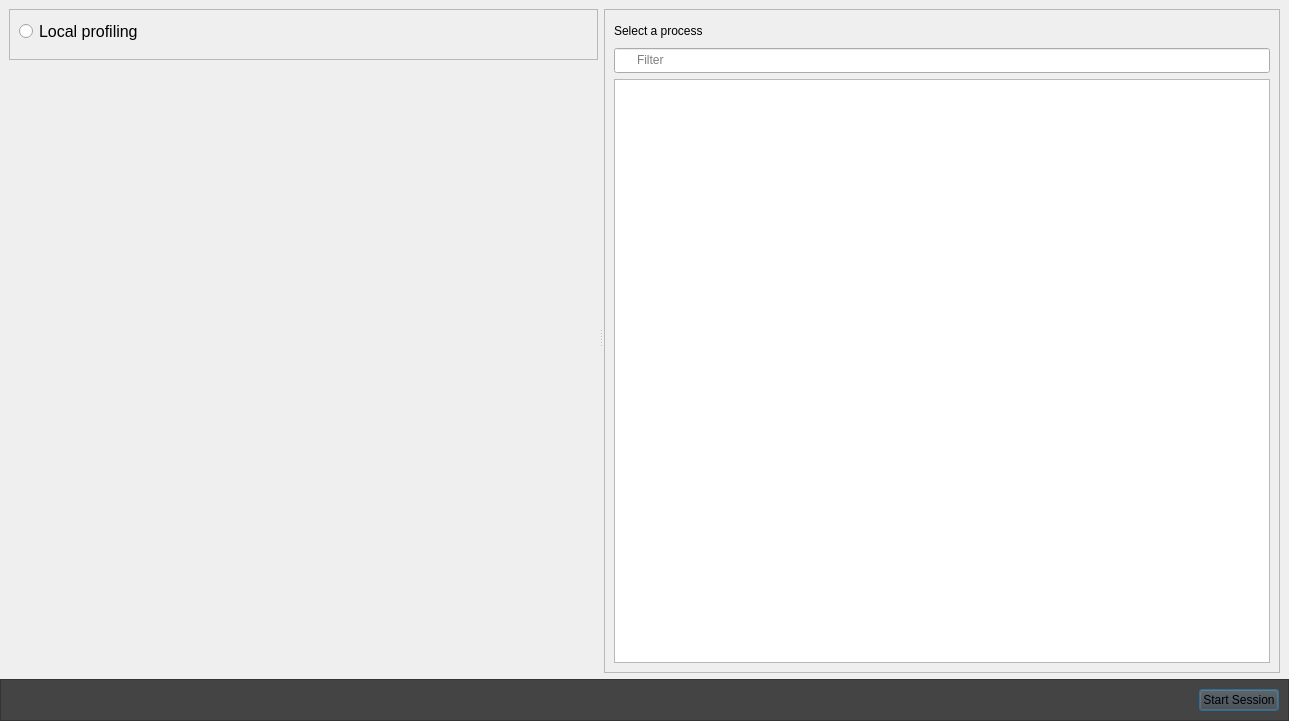
The window that src/SessionSetup/SessionSetupDialog.ui (google/orbit) describes before a commit, drawn with Qt 5.
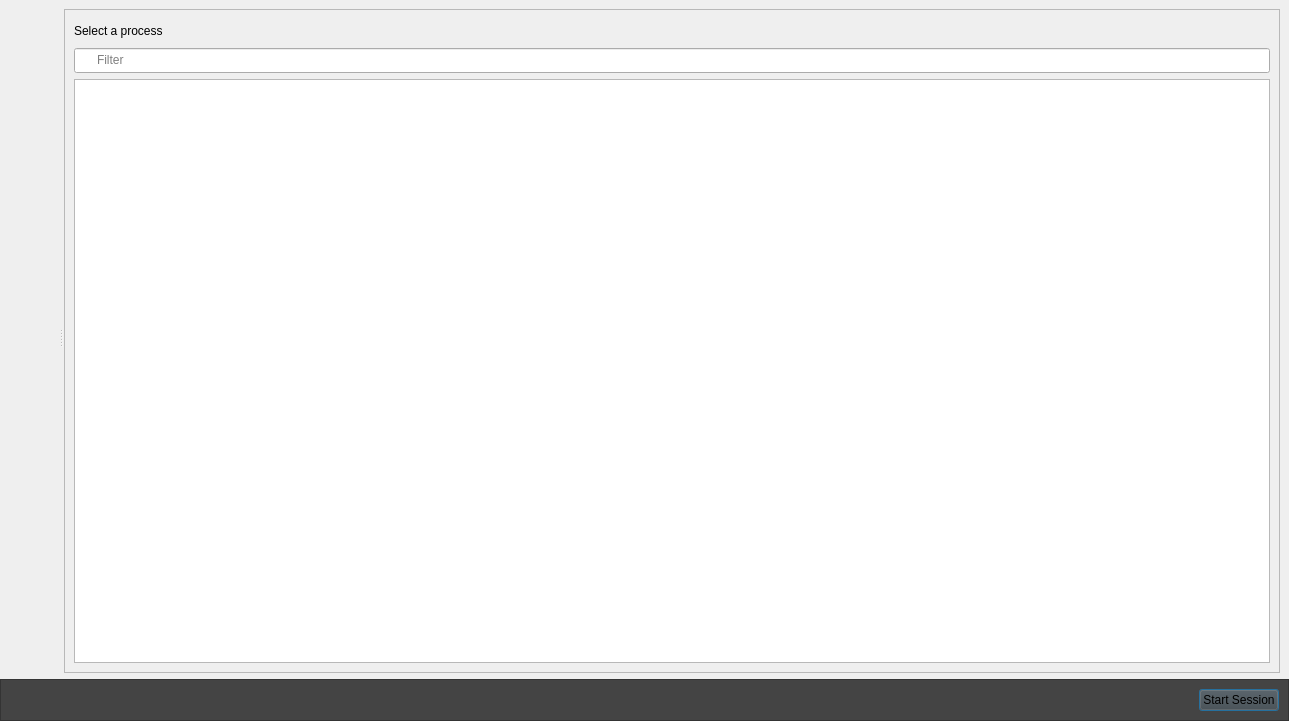
The same window after the commit. Icons and pictures are not drawn. Custom widgets are drawn as their Qt base class.

Commit message: Local profiling widget + Start OrbitService (#4380)

```diff
--- a/src/SessionSetup/SessionSetupDialog.ui
+++ b/src/SessionSetup/SessionSetupDialog.ui
@@ -74,7 +74,7 @@
         <property name="lineWidth">
          <number>0</number>
         </property>
-        <layout class="QVBoxLayout" name="verticalLayout" stretch="1,0,1">
+        <layout class="QVBoxLayout" name="verticalLayout" stretch="0,1,1">
          <property name="rightMargin">
           <number>0</number>
          </property>
@@ -82,64 +82,7 @@
           <number>0</number>
          </property>
          <item>
-          <widget class="QFrame" name="localFrame">
-           <property name="sizePolicy">
-            <sizepolicy hsizetype="Preferred" vsizetype="Fixed">
-             <horstretch>0</horstretch>
-             <verstretch>0</verstretch>
-            </sizepolicy>
-           </property>
-           <property name="visible">
-            <bool>true</bool>
-           </property>
-           <property name="frameShape">
-            <enum>QFrame::StyledPanel</enum>
-           </property>
-           <property name="frameShadow">
-            <enum>QFrame::Raised</enum>
-           </property>
-           <layout class="QVBoxLayout" name="verticalLayout_6">
-            <item>
-             <layout class="QHBoxLayout" name="horizontalLayout">
-              <item>
-               <widget class="QRadioButton" name="localProfilingRadioButton">
-                <property name="font">
-                 <font>
-                  <pointsize>12</pointsize>
-                 </font>
-                </property>
-                <property name="text">
-                 <string>Local profiling</string>
-                </property>
-               </widget>
-              </item>
-              <item>
-               <spacer name="horizontalSpacer">
-                <property name="orientation">
-                 <enum>Qt::Horizontal</enum>
-                </property>
-                <property name="sizeHint" stdset="0">
-                 <size>
-                  <width>0</width>
-                  <height>20</height>
-                 </size>
-                </property>
-               </spacer>
-              </item>
-              <item>
-               <widget class="QLabel" name="localProfilingStatusMessage">
-                <property name="text">
-                 <string/>
-                </property>
-               </widget>
-              </item>
-             </layout>
-            </item>
-            <item>
-             <widget class="orbit_session_setup::ProcessLauncherWidget" name="processLauncherWidget" native="true"/>
-            </item>
-           </layout>
-          </widget>
+          <widget class="orbit_session_setup::ConnectToLocalWidget" name="localProfilingWidget" native="true"/>
          </item>
          <item>
           <widget class="orbit_session_setup::ConnectToStadiaWidget" name="stadiaWidget" native="true"/>
@@ -350,10 +293,9 @@
    <header>SessionSetup/TargetLabel.h</header>
   </customwidget>
   <customwidget>
-   <class>orbit_session_setup::ProcessLauncherWidget</class>
+   <class>orbit_session_setup::ConnectToLocalWidget</class>
    <extends>QWidget</extends>
-   <header>SessionSetup/ProcessLauncherWidget.h</header>
-   <container>1</container>
+   <header>SessionSetup/ConnectToLocalWidget.h</header>
   </customwidget>
  </customwidgets>
  <resources>
```
The commit also changes 11 other files.
